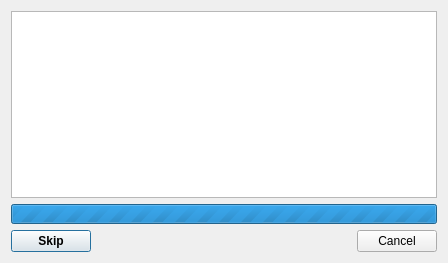
Old version of the form forms_unix/judgingdialog.ui in the repository Project-LemonLime/Project_LemonLime.
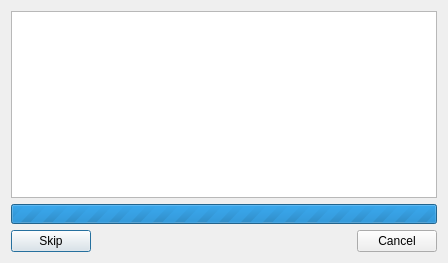
New version of the form.

```diff
--- a/forms_unix/judgingdialog.ui
+++ b/forms_unix/judgingdialog.ui
@@ -85,8 +85,8 @@
       <widget class="QPushButton" name="skipButton">
        <property name="font">
         <font>
-         <weight>75</weight>
-         <bold>true</bold>
+         <weight>50</weight>
+         <bold>false</bold>
         </font>
        </property>
        <property name="cursor">
```
